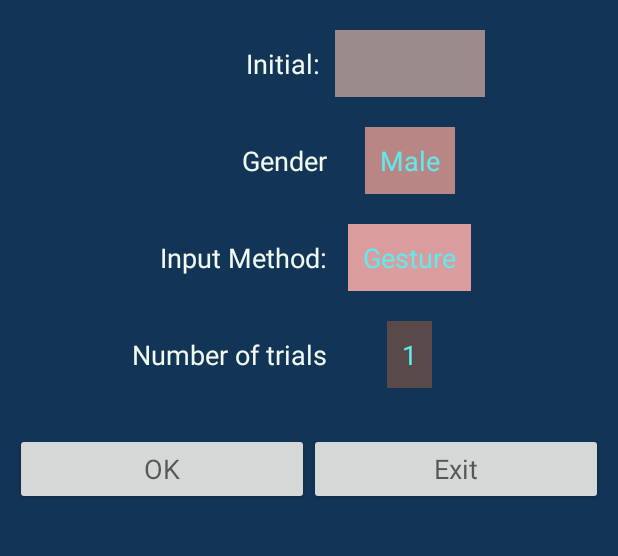
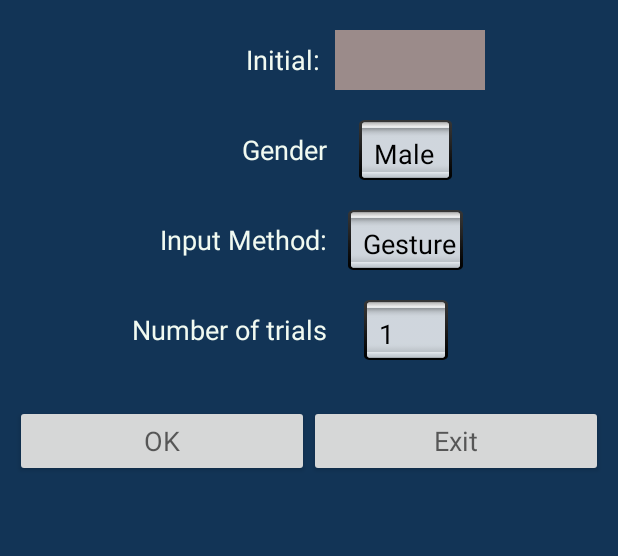
Before and after one commit to TramDo/GestureMediaPlayer, an Android app: the screen it shows after launch (SetupActivity), on a phone screen of 412 x 824 dp, the part 104-660 px from its top. Run offline under Robolectric (Android 15) with nearby library versions, the phone set to English and light mode, and no system bars.

Commit message:
change UI

```diff
--- a/app/src/main/res/layout/setup_layout.xml
+++ b/app/src/main/res/layout/setup_layout.xml
@@ -63,6 +63,7 @@
                     android:gravity="left"
                     android:inputType="text"
                     android:padding="10dp"
+                    android:layout_height="40dp"
                     android:textAppearance="?android:attr/textAppearanceMedium" />
             </TableRow>
         </TableLayout>
@@ -90,10 +91,11 @@
                 <Spinner
                     android:id="@+id/GenderInput"
                     android:layout_width="100dp"
+                    android:layout_height="40dp"
                     android:layout_gravity="center"
                     android:layout_weight="1"
-                    android:background="#B98686"
-                    android:dropDownWidth="match_parent"
+                    android:background="@android:drawable/spinner_background"
+
                     android:gravity="left"
                     android:padding="10dp"
                     android:textAppearance="?android:attr/textAppearanceMedium" />
@@ -125,9 +127,10 @@
                     android:layout_width="100dp"
                     android:layout_gravity="center"
                     android:layout_weight="1"
-                    android:background="#DA9C9C"
+                    android:background="@android:drawable/spinner_background"
                     android:gravity="left"
                     android:padding="10dp"
+                    android:layout_height="40dp"
                     android:textAppearance="?android:attr/textAppearanceMedium" />
             </TableRow>
         </TableLayout>
@@ -157,10 +160,11 @@
                     android:layout_width="100dp"
                     android:layout_gravity="center"
                     android:layout_weight="1"
-                    android:background="#5A4949"
+                    android:background="@android:drawable/spinner_background"
                     android:dropDownWidth="match_parent"
                     android:gravity="left"
                     android:padding="10dp"
+                    android:layout_height="40dp"
                     android:textAppearance="?android:attr/textAppearanceMedium" />
             </TableRow>
         </TableLayout>
--- a/app/src/main/res/layout/spinnerstyle.xml
+++ b/app/src/main/res/layout/spinnerstyle.xml
@@ -1,9 +1,8 @@
 <?xml version="1.0" encoding="utf-8"?>
 <TextView xmlns:android="http://schemas.android.com/apk/res/android"
     android:id="@+id/spinnerstyle"
-    android:layout_width="fill_parent"
+    android:layout_width="wrap_content"
     android:layout_height="wrap_content"
     android:gravity="center"
     android:textAppearance="?android:attr/textAppearanceMedium"
-    android:textColor="#61E9ED"
-    />
+    android:textColor="#000000" />
```
